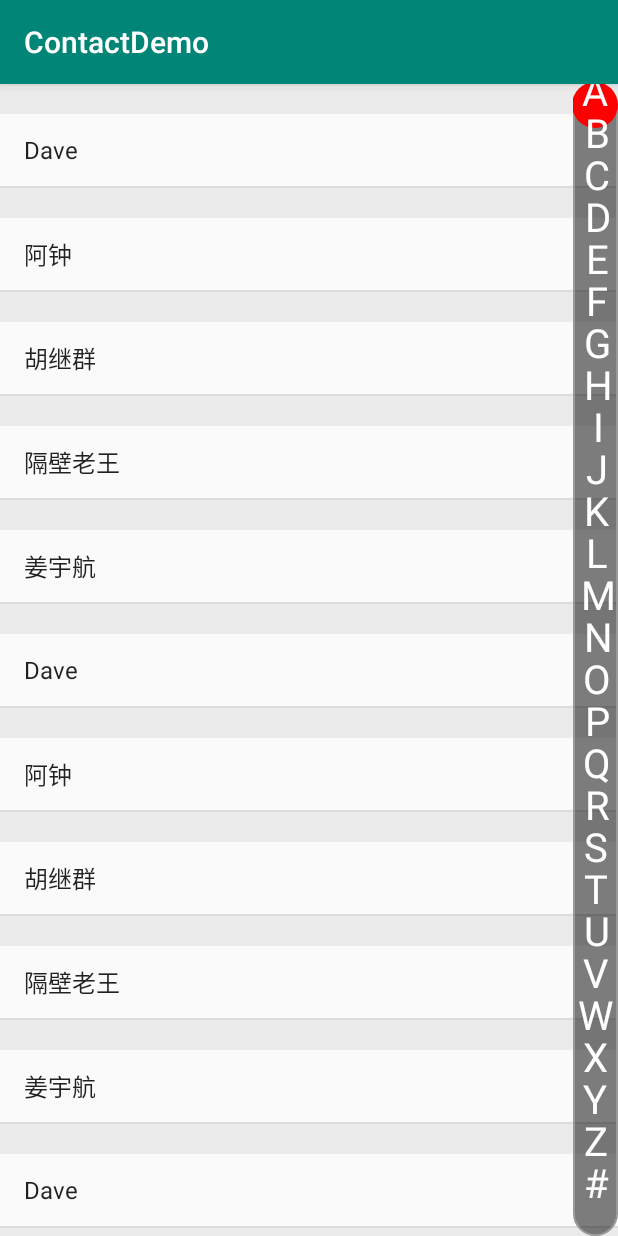
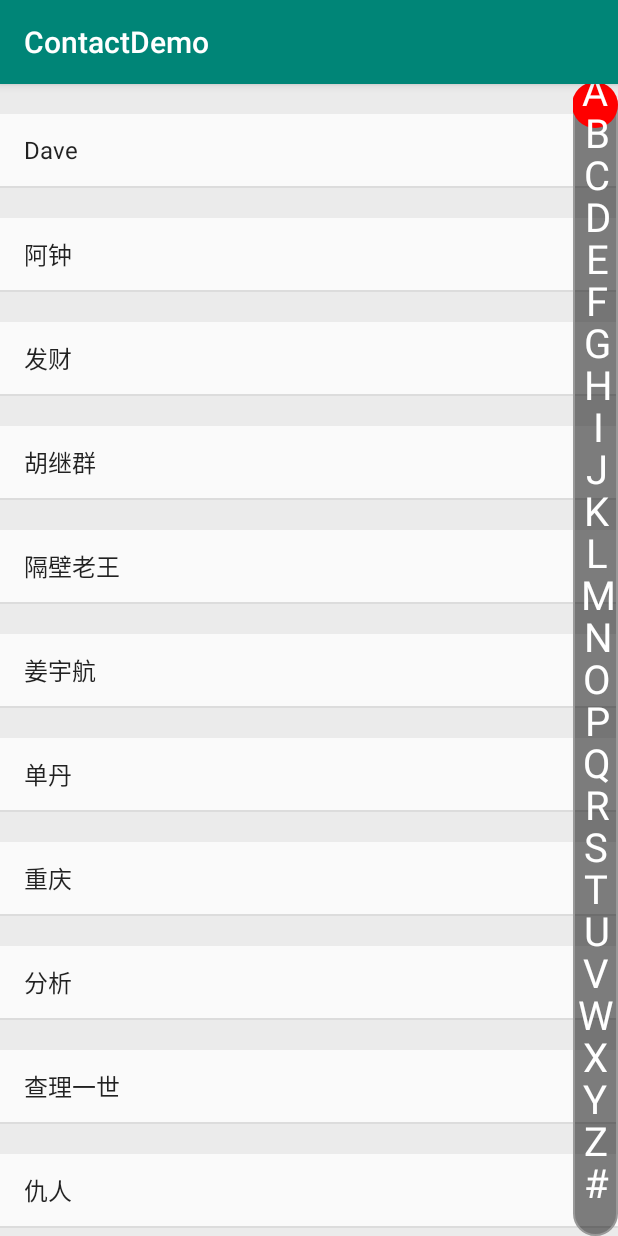
Before and after one commit to devcatin/IndexDemo, an Android app: the screen it shows after launch (MainActivity), on a phone screen of 412 x 824 dp. Run offline under Robolectric (Android 15) with nearby library versions, the phone set to English and light mode, and no system bars; libraries missing offline, so code that uses them is left out: com.github.promeg.pinyinhelper; 4 statements that could not run were skipped.

Commit message:
项目目录整理

```diff
--- a/ContactDemo/app/src/main/AndroidManifest.xml
+++ b/ContactDemo/app/src/main/AndroidManifest.xml
@@ -9,7 +9,7 @@
         android:roundIcon="@mipmap/ic_launcher_round"
         android:supportsRtl="true"
         android:theme="@style/AppTheme">
-        <activity android:name=".MainActivity">
+        <activity android:name=".activity.MainActivity">
             <intent-filter>
                 <action android:name="android.intent.action.MAIN" />
 
--- a/ContactDemo/app/src/main/java/com/erik/contactdemo/MainActivity.java
+++ b/ContactDemo/app/src/main/java/com/erik/contactdemo/activity/MainActivity.java
@@ -1,6 +1,5 @@
-package com.erik.contactdemo;
+package com.erik.contactdemo.activity;
 
-import android.graphics.Color;
 import android.os.Handler;
 import android.support.v7.app.AppCompatActivity;
 import android.os.Bundle;
@@ -8,6 +7,11 @@ import android.view.View;
 import android.widget.AbsListView;
 import android.widget.ListView;
 import android.widget.TextView;
+
+import com.erik.contactdemo.views.IndexView;
+import com.erik.contactdemo.adapter.MyAdapter;
+import com.erik.contactdemo.bean.Person;
+import com.erik.contactdemo.R;
 
 import java.util.ArrayList;
 import java.util.Collections;
@@ -101,22 +105,23 @@ public class MainActivity extends AppCompatActivity {
         list = new ArrayList<>();
         list.add(new Person("Dave"));
         list.add(new Person("阿钟"));
-        //省略一些....
+        list.add(new Person("发财"));
         list.add(new Person("胡继群"));
         list.add(new Person("隔壁老王"));
         list.add(new Person("姜宇航"));
-        list.add(new Person("Dave"));
-        list.add(new Person("阿钟"));
-        //省略一些....
-        list.add(new Person("胡继群"));
-        list.add(new Person("隔壁老王"));
-        list.add(new Person("姜宇航"));
-        list.add(new Person("Dave"));
-        list.add(new Person("阿钟"));
-        //省略一些....
-        list.add(new Person("胡继群"));
-        list.add(new Person("隔壁老王"));
-        list.add(new Person("姜宇航"));
+        list.add(new Person("单丹"));
+        list.add(new Person("重庆"));
+        list.add(new Person("分析"));
+        list.add(new Person("查理一世"));
+        list.add(new Person("仇人"));
+        list.add(new Person("重耳"));
+        list.add(new Person("八戒"));
+        list.add(new Person("麒麟"));
+        list.add(new Person("沙盒"));
+        list.add(new Person("I"));
+        list.add(new Person("J"));
+        list.add(new Person("G"));
+        list.add(new Person("H"));
 
         //对集合排序
         Collections.sort(list, new Comparator<Person>() {
--- a/ContactDemo/app/src/main/java/com/erik/contactdemo/MyAdapter.java
+++ b/ContactDemo/app/src/main/java/com/erik/contactdemo/adapter/MyAdapter.java
@@ -1,4 +1,4 @@
-package com.erik.contactdemo;
+package com.erik.contactdemo.adapter;
 
 import android.content.Context;
 import android.view.LayoutInflater;
@@ -6,6 +6,9 @@ import android.view.View;
 import android.view.ViewGroup;
 import android.widget.BaseAdapter;
 import android.widget.TextView;
+
+import com.erik.contactdemo.bean.Person;
+import com.erik.contactdemo.R;
 
 import java.util.List;
 
--- a/ContactDemo/app/src/main/java/com/erik/contactdemo/Person.java
+++ b/ContactDemo/app/src/main/java/com/erik/contactdemo/bean/Person.java
@@ -1,4 +1,6 @@
-package com.erik.contactdemo;
+package com.erik.contactdemo.bean;
+
+import com.erik.contactdemo.utils.PinYinUtils;
 
 public class Person {
 
--- a/ContactDemo/app/src/main/java/com/erik/contactdemo/PinYinUtils.java
+++ b/ContactDemo/app/src/main/java/com/erik/contactdemo/utils/PinYinUtils.java
@@ -1,6 +1,10 @@
-package com.erik.contactdemo;
+package com.erik.contactdemo.utils;
 
 import com.github.promeg.pinyinhelper.Pinyin;
+import com.github.promeg.pinyinhelper.PinyinMapDict;
+
+import java.util.HashMap;
+import java.util.Map;
 
 public class PinYinUtils {
 
@@ -11,10 +15,8 @@ public class PinYinUtils {
      * @return 拼音
      */
     public static String getPinyin(String hanzi) {
+        configWithData();
         StringBuilder sb = new StringBuilder();
-        //HanyuPinyinOutputFormat format = new HanyuPinyinOutputFormat();
-        //format.setCaseType(HanyuPinyinCaseType.UPPERCASE);
-        //format.setToneType(HanyuPinyinToneType.WITHOUT_TONE);
         //由于不能直接对多个汉子转换，只能对单个汉子转换
         char[] arr = hanzi.toCharArray();
         for (int i = 0; i < arr.length; i++) {
@@ -23,21 +25,29 @@ public class PinYinUtils {
             }
             try {
                 String ss = Pinyin.toPinyin(arr[i]);
-                //String[] pinyinArr = PinyinHelper.toHanyuPinyinStringArray(arr[i], format);
-                /*if (pinyinArr != null) {
-                    sb.append(pinyinArr[0]);
-                } else {
-                    sb.append(arr[i]);
-                }*/
                 sb.append(ss);
             } catch (Exception e) {
                 e.printStackTrace();
                 //不是正确的汉字
                 sb.append(arr[i]);
             }
-
         }
         return sb.toString();
     }
 
+    private static void configWithData() {
+        // 添加自定义词典
+        Pinyin.init(Pinyin.newConfig()
+                .with(new PinyinMapDict() {
+                    @Override
+                    public Map<String, String[]> mapping() {
+                        HashMap<String, String[]> map = new HashMap<String, String[]>();
+                        map.put("单丹",  new String[]{"SHAN","DAN"});
+                        map.put("重耳", new String[]{"CHONG","ER"});
+                        map.put("重庆",  new String[]{"CHONG", "QING"});
+                        return map;
+                    }
+                }));
+    }
+
 }
--- a/ContactDemo/app/src/main/java/com/erik/contactdemo/IndexView.java
+++ b/ContactDemo/app/src/main/java/com/erik/contactdemo/views/IndexView.java
@@ -1,4 +1,4 @@
-package com.erik.contactdemo;
+package com.erik.contactdemo.views;
 
 import android.content.Context;
 import android.graphics.Canvas;
@@ -73,9 +73,6 @@ public class IndexView extends View {
             if (touchIndex == i) {
                 //绘制文字圆形背景
                 canvas.drawCircle(itemWidth / 2, itemHeight / 2 + i * itemHeight, 23, bgPaint);
-                //wordsPaint.setColor(Color.BLUE);
-            } else {
-                //wordsPaint.setColor(Color.WHITE);
             }
             //获取文字的宽高
             Rect rect = new Rect();
--- a/ContactDemo/app/src/main/res/layout/activity_main.xml
+++ b/ContactDemo/app/src/main/res/layout/activity_main.xml
@@ -4,7 +4,7 @@
     xmlns:tools="http://schemas.android.com/tools"
     android:layout_width="match_parent"
     android:layout_height="match_parent"
-    tools:context=".MainActivity" >
+    tools:context=".activity.MainActivity" >
 
     <ListView
         android:id="@+id/list"
@@ -12,7 +12,7 @@
         android:layout_height="match_parent"
         android:scrollbars="none" />
     <!--字母导航-->
-    <com.erik.contactdemo.IndexView
+    <com.erik.contactdemo.views.IndexView
         android:id="@+id/words"
         android:layout_width="30dp"
         android:layout_height="match_parent"
```
